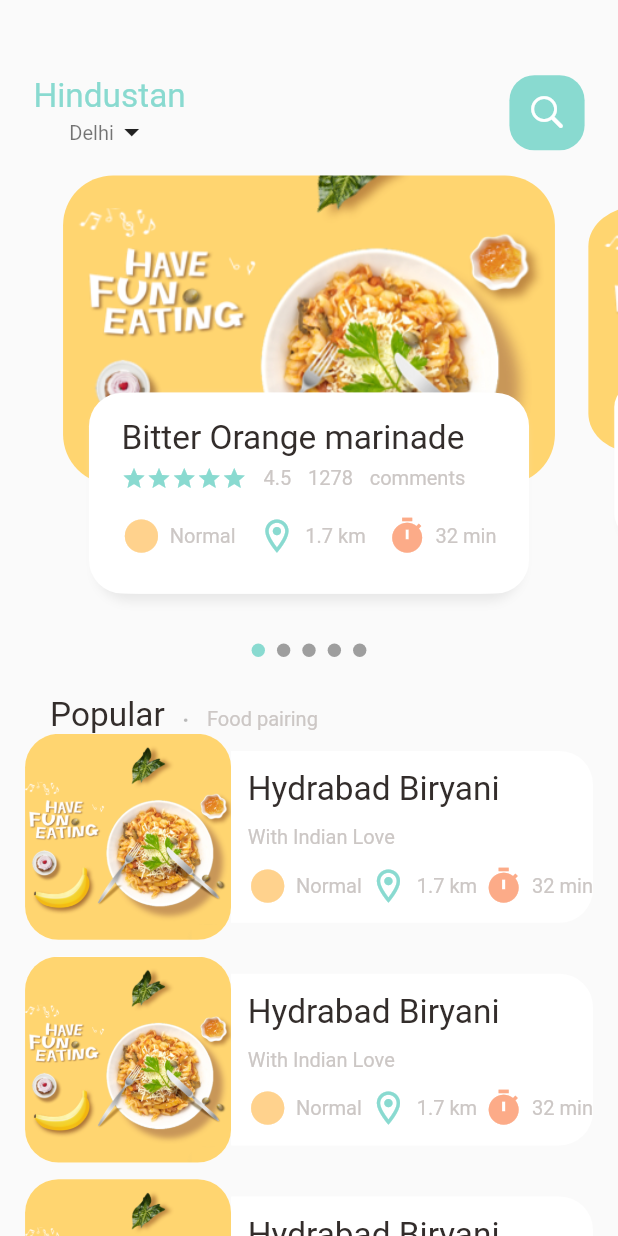
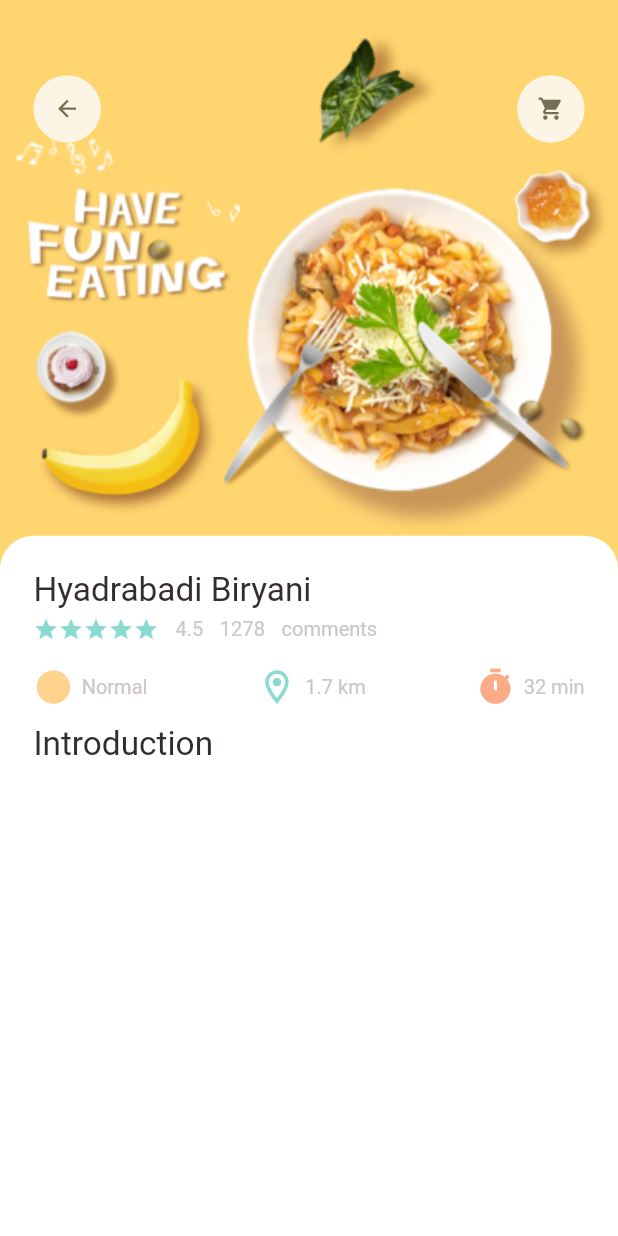
Before and after one commit to artichaudhary0/food_app, a Flutter app: the screen it shows after launch, on a phone screen of 412 x 824 dp. Run offline on Flutter 3.47's test engine with Material 2 defaults, Android fonts, the phone set to English and light mode, and no system bars; drawn by our look-alikes of smooth_page_indicator; our stand-ins replace get.

Commit message:
popular food screen half done

```diff
--- a/lib/main.dart
+++ b/lib/main.dart
@@ -1,5 +1,5 @@
 import 'package:flutter/material.dart';
-import 'package:food_app/home/main_food_page.dart';
+import 'package:food_app/pages/popular_page/popular_page_food.dart';
 import 'package:get/get.dart';
 
 void main() {
@@ -20,7 +20,8 @@ class MyApp extends StatelessWidget {
         ),
         useMaterial3: false,
       ),
-      home: const MainFoodPage(),
+      debugShowCheckedModeBanner: false,
+      home: const PopularFoodPage(),
     );
   }
 }
--- a/lib/home/food_body.dart
+++ b/lib/pages/home/food_body.dart
@@ -1,5 +1,6 @@
 import 'package:flutter/material.dart';
 import 'package:food_app/utils/color.dart';
+import 'package:food_app/widgets/app_column.dart';
 import 'package:food_app/widgets/big_text.dart';
 import 'package:food_app/utils/dimension.dart';
 import 'package:food_app/widgets/icon_and_text.dart';
@@ -85,9 +86,7 @@ class _FoodPageBodyState extends State<FoodPageBody> {
           ),
         ),
         // list of food and images...
-        SizedBox(
-          height: 900,
-          child: ListView.builder(
+        ListView.builder(
           shrinkWrap: true,
           physics: const NeverScrollableScrollPhysics(),
           itemCount: 10,
@@ -123,7 +122,7 @@ class _FoodPageBodyState extends State<FoodPageBody> {
                         left: Dimension.width10,
                         // top: Dimension.height10,
                         // bottom: Dimension.height10,
-                          // right: Dimension.width5,
+                        right: Dimension.width5,
                       ),
                       decoration: BoxDecoration(
                         color: Colors.white,
@@ -170,7 +169,6 @@ class _FoodPageBodyState extends State<FoodPageBody> {
               ),
             );
           },
-          ),
         ),
       ],
     );
@@ -254,54 +252,7 @@ class _FoodPageBodyState extends State<FoodPageBody> {
                   left: Dimension.width15,
                   right: Dimension.width15,
                 ),
-                child: Column(
-                  crossAxisAlignment: CrossAxisAlignment.start,
-                  // mainAxisAlignment: MainAxisAlignment.center,
-                  children: <Widget>[
-                    BigText(text: "Bitter Orange marinade"),
-                    SizedBox(height: Dimension.height5),
-                    Row(
-                      children: <Widget>[
-                        Wrap(
-                          children: List.generate(5, (index) {
-                            return Icon(
-                              Icons.star,
-                              color: AppColors.mainColor,
-                              size: Dimension.height15,
-                            );
-                          }),
-                        ),
-                        SizedBox(width: Dimension.width10),
-                        SmallText(text: "4.5"),
-                        SizedBox(width: Dimension.width10),
-                        SmallText(text: "1278"),
-                        SizedBox(width: Dimension.width10),
-                        SmallText(text: "comments"),
-                      ],
-                    ),
-                    SizedBox(height: Dimension.height15),
-                    Row(
-                      mainAxisAlignment: MainAxisAlignment.spaceBetween,
-                      children: [
-                        IconWithText(
-                          text: 'Normal',
-                          iconData: Icons.circle,
-                          iconColor: AppColors.iconColor1,
-                        ),
-                        IconWithText(
-                          text: '1.7 km',
-                          iconData: Icons.location_on_outlined,
-                          iconColor: AppColors.mainColor,
-                        ),
-                        IconWithText(
-                          text: '32 min',
-                          iconData: Icons.timer,
-                          iconColor: AppColors.iconColor2,
-                        ),
-                      ],
-                    )
-                  ],
-                ),
+                child: AppColumn(),
               ),
             ),
           ),
--- a/lib/home/main_food_page.dart
+++ b/lib/pages/home/main_food_page.dart
@@ -1,6 +1,6 @@
 import 'package:flutter/cupertino.dart';
 import 'package:flutter/material.dart';
-import 'package:food_app/home/food_body.dart';
+import 'package:food_app/pages/home/food_body.dart';
 import 'package:food_app/utils/color.dart';
 import 'package:food_app/widgets/big_text.dart';
 import 'package:food_app/utils/dimension.dart';
--- /dev/null
+++ b/lib/pages/popular_page/popular_page_food.dart
@@ -0,0 +1,85 @@
+import 'package:flutter/material.dart';
+import 'package:food_app/utils/color.dart';
+import 'package:food_app/utils/dimension.dart';
+import 'package:food_app/widgets/app_column.dart';
+import 'package:food_app/widgets/app_icon.dart';
+import 'package:food_app/widgets/big_text.dart';
+import 'package:food_app/widgets/icon_and_text.dart';
+import 'package:food_app/widgets/small_text.dart';
+
+class PopularFoodPage extends StatelessWidget {
+  const PopularFoodPage({Key? key}) : super(key: key);
+
+  @override
+  Widget build(BuildContext context) {
+    return Scaffold(
+      body: Stack(
+        children: <Widget>[
+          Positioned(
+            left: 0,
+            right: 0,
+            top: 0,
+            child: Container(
+              width: double.maxFinite,
+              height: Dimension.popularScreenImageSize,
+              decoration: const BoxDecoration(
+                image: DecorationImage(
+                  fit: BoxFit.cover,
+                  image: AssetImage("assets/images/food0.png"),
+                ),
+              ),
+            ),
+          ),
+          Positioned(
+            left: Dimension.width20,
+            right: Dimension.width20,
+            top: Dimension.height45,
+            child: Row(
+              mainAxisAlignment: MainAxisAlignment.spaceBetween,
+              children: [
+                AppIcon(
+                  iconData: Icons.arrow_back,
+                ),
+                AppIcon(
+                  iconData: Icons.shopping_cart,
+                ),
+              ],
+            ),
+          ),
+          Positioned(
+            left: 0,
+            right: 0,
+            bottom: 0,
+            top: Dimension.popularScreenImageSize - Dimension.height30,
+            child: Container(
+              padding: EdgeInsets.only(
+                left: Dimension.width20,
+                right: Dimension.width20,
+                top: Dimension.height20,
+              ),
+              decoration: BoxDecoration(
+                color: Colors.white,
+                borderRadius: BorderRadius.only(
+                  topLeft: Radius.circular(
+                    Dimension.radius20,
+                  ),
+                  topRight: Radius.circular(
+                    Dimension.radius20,
+                  ),
+                ),
+              ),
+              child: Column(
+                crossAxisAlignment: CrossAxisAlignment.start,
+                children: <Widget>[
+                  AppColumn(),
+                  SizedBox(height: Dimension.height10),
+                  BigText(text: "Introduction"),
+                ],
+              ),
+            ),
+          ),
+        ],
+      ),
+    );
+  }
+}
--- a/lib/utils/dimension.dart
+++ b/lib/utils/dimension.dart
@@ -1,6 +1,7 @@
 import 'package:get/get.dart';
 
 // screenHeight / x (factor to get specific height)
+//740,360
 
 class Dimension {
   static double screenHeight = Get.height;
@@ -47,4 +48,9 @@ class Dimension {
 
   //icon
   static double icon24 = screenHeight / 31; //x= 24
+  static double appIconContainerSize = screenHeight / 16.44; // x = 45
+  static double appIconSize = screenHeight / 46.25; // x = 16
+
+  // popular food
+  static double popularScreenImageSize = screenHeight / 2.11; // x = 350
 }
--- /dev/null
+++ b/lib/widgets/app_column.dart
@@ -0,0 +1,62 @@
+import 'package:flutter/material.dart';
+import 'package:food_app/utils/color.dart';
+import 'package:food_app/utils/dimension.dart';
+import 'package:food_app/widgets/big_text.dart';
+import 'package:food_app/widgets/icon_and_text.dart';
+import 'package:food_app/widgets/small_text.dart';
+
+class AppColumn extends StatelessWidget {
+  const AppColumn({Key? key}) : super(key: key);
+
+  @override
+  Widget build(BuildContext context) {
+    return Column(
+      crossAxisAlignment: CrossAxisAlignment.start,
+      // mainAxisAlignment: MainAxisAlignment.center,
+      children: <Widget>[
+        BigText(text: "Hyadrabadi Biryani"),
+        SizedBox(height: Dimension.height5),
+        Row(
+          children: <Widget>[
+            Wrap(
+              children: List.generate(5, (index) {
+                return Icon(
+                  Icons.star,
+                  color: AppColors.mainColor,
+                  size: Dimension.height15,
+                );
+              }),
+            ),
+            SizedBox(width: Dimension.width10),
+            SmallText(text: "4.5"),
+            SizedBox(width: Dimension.width10),
+            SmallText(text: "1278"),
+            SizedBox(width: Dimension.width10),
+            SmallText(text: "comments"),
+          ],
+        ),
+        SizedBox(height: Dimension.height15),
+        Row(
+          mainAxisAlignment: MainAxisAlignment.spaceBetween,
+          children: [
+            IconWithText(
+              text: 'Normal',
+              iconData: Icons.circle,
+              iconColor: AppColors.iconColor1,
+            ),
+            IconWithText(
+              text: '1.7 km',
+              iconData: Icons.location_on_outlined,
+              iconColor: AppColors.mainColor,
+            ),
+            IconWithText(
+              text: '32 min',
+              iconData: Icons.timer,
+              iconColor: AppColors.iconColor2,
+            ),
+          ],
+        )
+      ],
+    );
+  }
+}
--- /dev/null
+++ b/lib/widgets/app_icon.dart
@@ -0,0 +1,36 @@
+import 'package:flutter/material.dart';
+import 'package:food_app/utils/dimension.dart';
+
+class AppIcon extends StatelessWidget {
+  IconData iconData;
+  Color backgroundColor;
+  Color iconColor;
+  double size;
+
+  AppIcon({
+    Key? key,
+    this.iconColor = const Color(0xff756d54),
+    this.backgroundColor = const Color(0xfffcf4e4),
+    required this.iconData,
+    this.size = 45,
+  }) : super(key: key);
+
+  @override
+  Widget build(BuildContext context) {
+    return Container(
+      width: size,
+      height: size,
+      decoration: BoxDecoration(
+        borderRadius: BorderRadius.circular(
+          size / 2,
+        ),
+        color: backgroundColor,
+      ),
+      child: Icon(
+        iconData,
+        color: iconColor,
+        size: Dimension.appIconSize,
+      ),
+    );
+  }
+}
```
Lines whose indentation alone changed are shown as unchanged.
